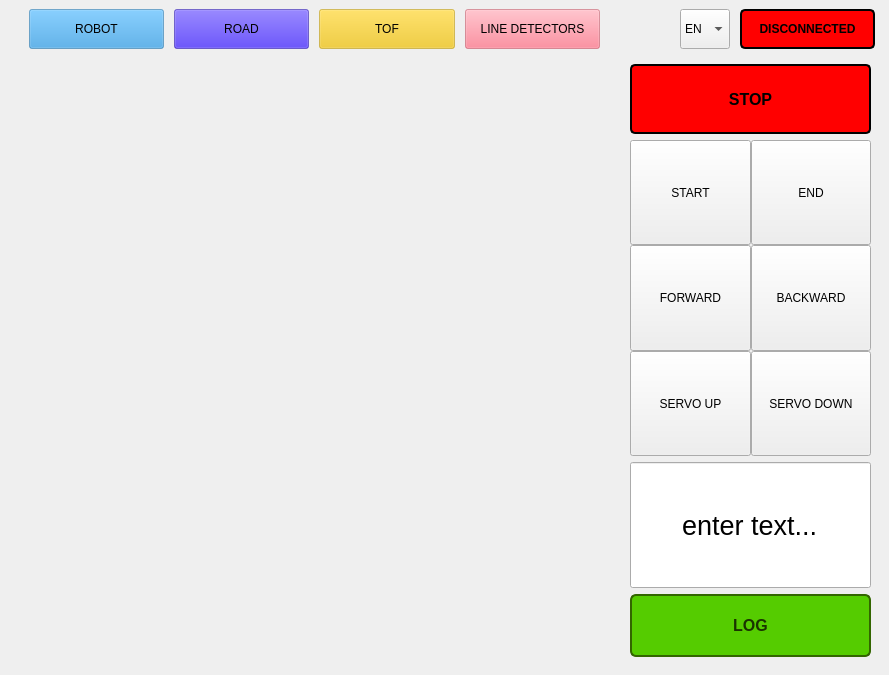
Above: data_visualization_app/ui/MainWindow.ui from WatchDog-156/ARES-minisumo-robot before the change. Below: the same form after it.
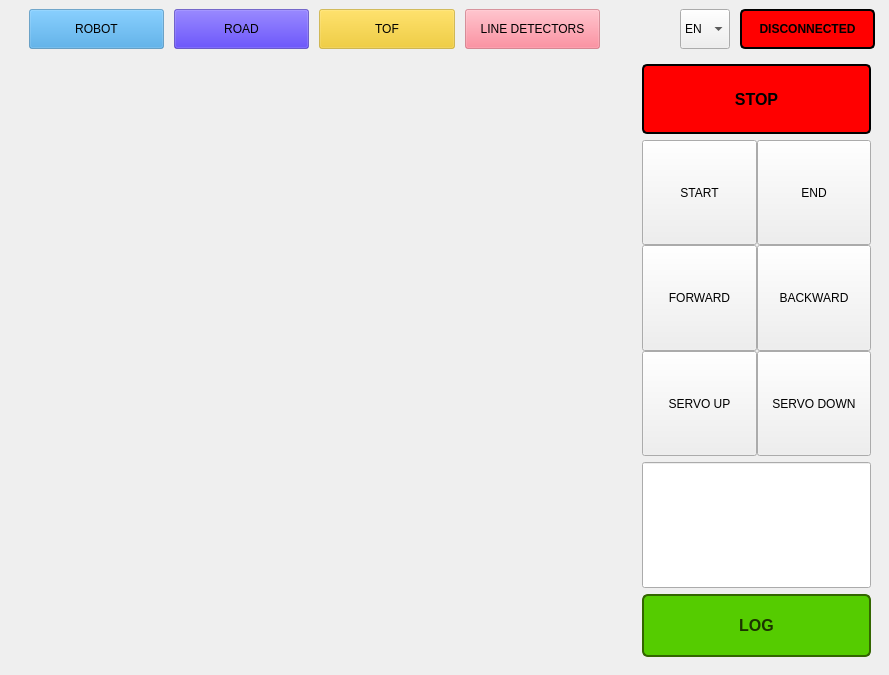
That is the form after the change.

Patch:
```diff
--- a/data_visualization_app/ui/MainWindow.ui
+++ b/data_visualization_app/ui/MainWindow.ui
@@ -13,6 +13,9 @@
   <property name="windowTitle">
    <string>MainWindow</string>
   </property>
+  <property name="styleSheet">
+   <string notr="true"/>
+  </property>
   <widget class="QWidget" name="centralwidget">
    <property name="sizePolicy">
     <sizepolicy hsizetype="Preferred" vsizetype="Preferred">
@@ -35,21 +38,9 @@
          <layout class="QHBoxLayout" name="horizontalLayout_21">
           <item>
            <widget class="QWidget" name="widget" native="true">
+            <layout class="QGridLayout" name="gridLayout_2">
+             <item row="0" column="0">
             <widget class="QStackedWidget" name="stackedWidget">
-             <property name="geometry">
-              <rect>
-               <x>0</x>
-               <y>-1</y>
-               <width>600</width>
-               <height>541</height>
-              </rect>
-             </property>
-             <property name="sizePolicy">
-              <sizepolicy hsizetype="Fixed" vsizetype="Fixed">
-               <horstretch>0</horstretch>
-               <verstretch>0</verstretch>
-              </sizepolicy>
-             </property>
              <property name="minimumSize">
               <size>
                <width>600</width>
@@ -60,10 +51,19 @@
               <number>1</number>
              </property>
              <widget class="QWidget" name="Robot"/>
-             <widget class="QWidget" name="TOF"/>
+               <widget class="QWidget" name="TOF">
+                <property name="maximumSize">
+                 <size>
+                  <width>600</width>
+                  <height>200</height>
+                 </size>
+                </property>
+               </widget>
              <widget class="QWidget" name="LineDetector"/>
              <widget class="QWidget" name="RobotPicture"/>
             </widget>
+             </item>
+            </layout>
            </widget>
           </item>
          </layout>
@@ -402,6 +402,12 @@
                  <height>16777215</height>
                 </size>
                </property>
+               <property name="cursor">
+                <cursorShape>PointingHandCursor</cursorShape>
+               </property>
+               <property name="styleSheet">
+                <string notr="true"/>
+               </property>
                <property name="text">
                 <string>START</string>
                </property>
@@ -475,7 +481,7 @@
                 </font>
                </property>
                <property name="text">
-                <string>enter text...</string>
+                <string/>
                </property>
                <property name="alignment">
                 <set>Qt::AlignmentFlag::AlignCenter</set>
```
Left out of the diff: 41 changed lines with no effect on the pictures. Lines whose indentation alone changed are shown as unchanged.
